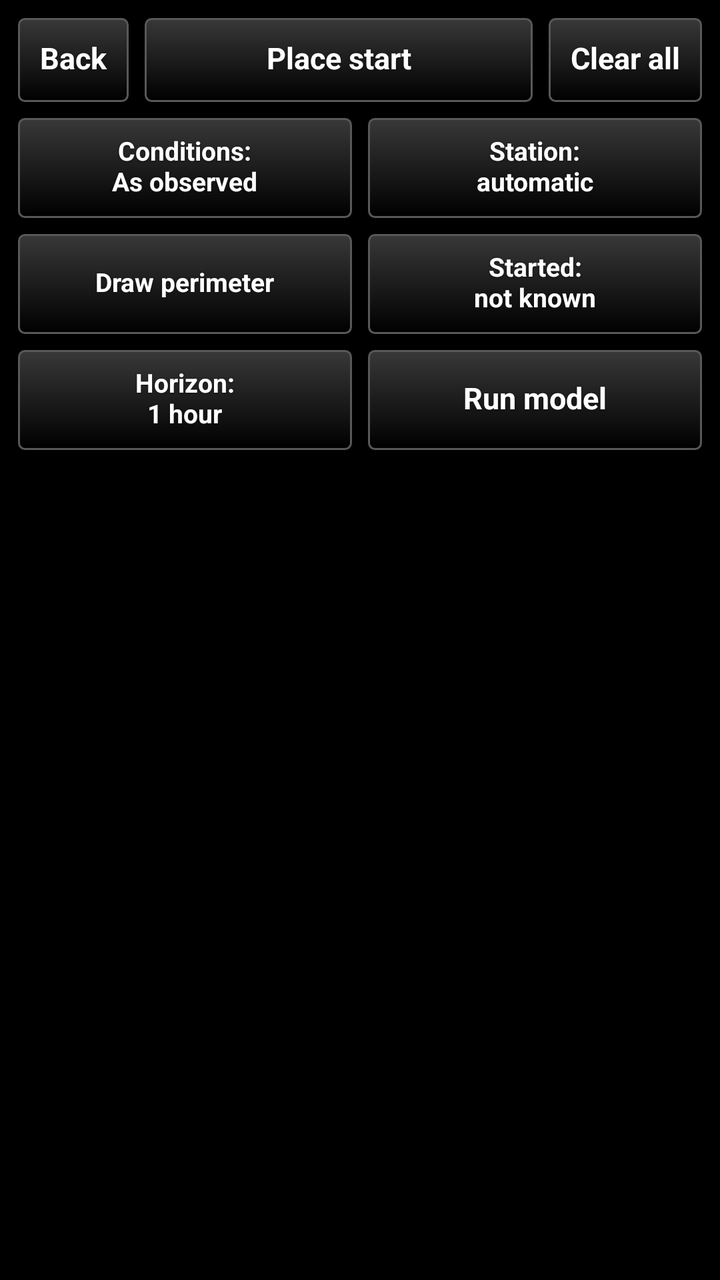
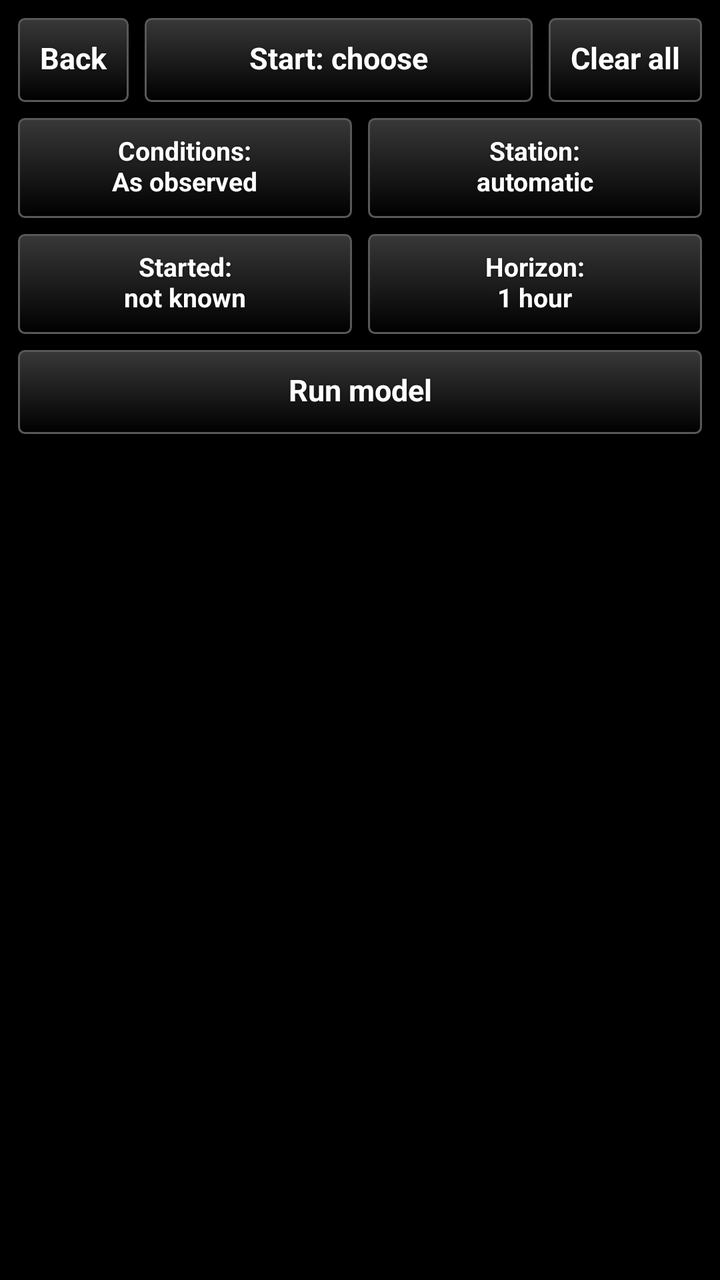

An Android layout rendered at two revisions. The XML below is the earlier revision; the diff shows what the commit changed to produce the second picture.
<!-- AndroidManifest.xml: application theme AppTheme -->
<!-- res/layout/model_panel.xml -->
<?xml version="1.0" encoding="utf-8"?>
<LinearLayout xmlns:android="http://schemas.android.com/apk/res/android"
    android:layout_width="match_parent"
    android:layout_height="match_parent"
    android:orientation="vertical"
    android:padding="8dp">
    <LinearLayout
        android:layout_width="match_parent"
        android:layout_height="wrap_content"
        android:orientation="horizontal"
        android:baselineAligned="false">
        <Button
            android:id="@+id/btn_back"
            style="@style/TakwerxButton"
            android:layout_width="wrap_content"
            android:layout_height="wrap_content"
            android:text="Back" />
        <Button
            android:id="@+id/btn_place"
            style="@style/TakwerxButton"
            android:layout_width="0dp"
            android:layout_weight="1"
            android:layout_height="wrap_content"
            android:layout_marginLeft="6dp"
            android:text="Place start" />
        <Button
            android:id="@+id/btn_clear"
            style="@style/TakwerxButton"
            android:layout_width="wrap_content"
            android:layout_height="wrap_content"
            android:layout_marginLeft="6dp"
            android:text="Clear all" />
    </LinearLayout>
    <ScrollView
        android:layout_width="match_parent"
        android:layout_height="0dp"
        android:layout_weight="1"
        android:focusableInTouchMode="true"
        android:descendantFocusability="beforeDescendants">
        <LinearLayout
            android:layout_width="match_parent"
            android:layout_height="wrap_content"
            android:orientation="vertical"
            android:paddingBottom="12dp">
            <LinearLayout
                android:layout_width="match_parent"
                android:layout_height="wrap_content"
                android:orientation="horizontal"
                android:baselineAligned="false"
                android:paddingTop="6dp">
                <Button
                    android:id="@+id/btn_conditions"
                    style="@style/TakwerxTileButton"
                    android:layout_width="0dp"
                    android:layout_weight="1"
                    android:layout_height="wrap_content"
                    android:text="Conditions:\nAs observed" />
                <Button
                    android:id="@+id/btn_station"
                    style="@style/TakwerxTileButton"
                    android:layout_width="0dp"
                    android:layout_weight="1"
                    android:layout_height="wrap_content"
                    android:layout_marginLeft="6dp"
                    android:text="Station:\nautomatic" />
            </LinearLayout>
            <LinearLayout
                android:layout_width="match_parent"
                android:layout_height="wrap_content"
                android:orientation="horizontal"
                android:baselineAligned="false"
                android:paddingTop="6dp">
                <Button
                    android:id="@+id/btn_perimeter"
                    style="@style/TakwerxTileButton"
                    android:layout_width="0dp"
                    android:layout_weight="1"
                    android:layout_height="wrap_content"
                    android:text="Draw perimeter" />
                <Button
                    android:id="@+id/btn_started"
                    style="@style/TakwerxTileButton"
                    android:layout_width="0dp"
                    android:layout_weight="1"
                    android:layout_height="wrap_content"
                    android:layout_marginLeft="6dp"
                    android:text="Started:\nnot known" />
            </LinearLayout>
            <LinearLayout
                android:layout_width="match_parent"
                android:layout_height="wrap_content"
                android:orientation="horizontal"
                android:baselineAligned="false"
                android:paddingTop="6dp">
                <Button
                    android:id="@+id/btn_horizon"
                    style="@style/TakwerxTileButton"
                    android:layout_width="0dp"
                    android:layout_weight="1"
                    android:layout_height="wrap_content"
                    android:text="Horizon:\n1 hour" />
                <Button
                    android:id="@+id/btn_run"
                    style="@style/TakwerxButton"
                    android:layout_width="0dp"
                    android:layout_weight="1"
                    android:layout_height="match_parent"
                    android:layout_marginLeft="6dp"
                    android:text="Run model" />
            </LinearLayout>
            <LinearLayout
                android:id="@+id/model_body"
                android:layout_width="match_parent"
                android:layout_height="wrap_content"
                android:orientation="vertical" />
        </LinearLayout>
    </ScrollView>
</LinearLayout>
<!-- resources referenced by this layout -->
<resources>
  <style name="TakwerxButton" parent="@style/darkButton">
          <item name="android:paddingLeft">12dp</item>
          <item name="android:paddingRight">12dp</item>
          <item name="android:paddingTop">6dp</item>
          <item name="android:paddingBottom">8dp</item>
          <item name="android:minHeight">44dp</item>
          <item name="android:minWidth">0dp</item>
          <item name="android:textSize">15sp</item>
          <item name="android:singleLine">true</item>
          <item name="android:ellipsize">end</item>
      </style>
  <style name="TakwerxTileButton" parent="@style/TakwerxButton">
          <item name="android:textSize">13sp</item>
          <item name="android:singleLine">false</item>
          <item name="android:maxLines">2</item>
          <item name="android:minHeight">52dp</item>
      </style>
  <style name="AppTheme" parent="@android:style/Theme.Holo">
          <item name="android:buttonStyle">@android:style/Widget.Button</item>
          <item name="android:imageButtonStyle">@android:style/Widget.Button</item>
          <item name="android:buttonStyleToggle">@android:style/Widget.Button</item>
          <item name="android:spinnerStyle">@style/ATAKSpinner</item>
          <item name="android:spinnerItemStyle">@style/ATAKSpinnerItem</item>
          <item name="android:editTextStyle">@style/ATAKEditText</item>
      </style>
  <style name="darkButton" parent="@android:style/Widget.Button">
          <item name="android:background">@drawable/btn_gray</item>
          <item name="android:shadowColor">@color/darker_gray</item>
          <item name="android:shadowDy">1</item>
          <item name="android:shadowRadius">2</item>
          <item name="android:textColor">@color/white</item>
          <item name="android:textStyle">bold</item>
          <item name="android:paddingTop">0dp</item>
          <item name="android:paddingBottom">3dp</item>
          <item name="android:textSize">@dimen/fontSize</item>
      </style>
  <style name="ATAKSpinner" parent="@android:style/Widget.Spinner">
          <item name="android:spinnerMode">dialog</item>
      </style>
  <style name="ATAKSpinnerItem">
          <item name="android:textColor">@android:color/white</item>
          <item name="android:dropDownVerticalOffset">0dip</item>
          <item name="android:dropDownHorizontalOffset">0dip</item>
          <item name="android:dropDownWidth">wrap_content</item>
          <item name="android:gravity">left|center_vertical</item>
      </style>
  <style name="ATAKEditText" parent="@android:style/Widget.EditText">
          
          
  
          
          <item name="android:imeOptions">flagNoFullscreen</item>
      </style>
  <color name="darker_gray">#121212</color>
  <color name="white">#ffffff</color>
  <dimen name="fontSize">14sp</dimen>
  <!-- drawable new_dark_button_disabled (drawable) -->
  <?xml version="1.0" encoding="utf-8"?>
  <layer-list xmlns:android="http://schemas.android.com/apk/res/android">
      <item android:bottom="1dp" android:right="1dp" android:left="1dp" android:top="1dp">
          <shape android:shape="rectangle">
              <corners android:radius="3dp" />
              <stroke
                  android:width="1dp"
                  android:color="#484848" />
              <solid android:color="#484848" />
          </shape>
      </item>
  </layer-list>
  <!-- drawable new_dark_button_bg (drawable) -->
  <?xml version="1.0" encoding="utf-8"?>
  <layer-list xmlns:android="http://schemas.android.com/apk/res/android">
      <item android:bottom="1dp" android:right="1dp" android:left="1dp" android:top="1dp">
          <shape android:shape="rectangle">
              <corners android:radius="3dp" />
              <stroke
                  android:width="1dp"
                  android:color="#585858" />
              <gradient
                  android:startColor="#000000"
                  android:endColor="#383838"
                  android:angle="90"/>
          </shape>
      </item>
  </layer-list>
  <!-- unchanged entries left out for length: 2 -->
</resources>

<!-- the commit's change to res/layout/model_panel.xml (unified diff, before → after) -->
@@ -22,7 +22,7 @@
             android:layout_weight="1"
             android:layout_height="wrap_content"
             android:layout_marginLeft="6dp"
-            android:text="Place start" />
+            android:text="Start: choose" />
         <Button
             android:id="@+id/btn_clear"
             style="@style/TakwerxButton"
@@ -71,20 +71,20 @@
                 android:baselineAligned="false"
                 android:paddingTop="6dp">
                 <Button
-                    android:id="@+id/btn_perimeter"
-                    style="@style/TakwerxTileButton"
-                    android:layout_width="0dp"
-                    android:layout_weight="1"
-                    android:layout_height="wrap_content"
-                    android:text="Draw perimeter" />
-                <Button
                     android:id="@+id/btn_started"
                     style="@style/TakwerxTileButton"
                     android:layout_width="0dp"
                     android:layout_weight="1"
                     android:layout_height="wrap_content"
+                    android:text="Started:\nnot known" />
+                <Button
+                    android:id="@+id/btn_horizon"
+                    style="@style/TakwerxTileButton"
+                    android:layout_width="0dp"
+                    android:layout_weight="1"
+                    android:layout_height="wrap_content"
                     android:layout_marginLeft="6dp"
-                    android:text="Started:\nnot known" />
+                    android:text="Horizon:\n1 hour" />
             </LinearLayout>
             <LinearLayout
                 android:layout_width="match_parent"
@@ -93,19 +93,11 @@
                 android:baselineAligned="false"
                 android:paddingTop="6dp">
                 <Button
-                    android:id="@+id/btn_horizon"
-                    style="@style/TakwerxTileButton"
-                    android:layout_width="0dp"
-                    android:layout_weight="1"
-                    android:layout_height="wrap_content"
-                    android:text="Horizon:\n1 hour" />
-                <Button
                     android:id="@+id/btn_run"
                     style="@style/TakwerxButton"
                     android:layout_width="0dp"
                     android:layout_weight="1"
-                    android:layout_height="match_parent"
-                    android:layout_marginLeft="6dp"
+                    android:layout_height="wrap_content"
                     android:text="Run model" />
             </LinearLayout>
             <LinearLayout
